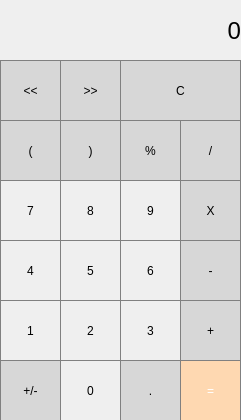
This is Calculator/mainwindow.ui in Digvijay-7/Qt as Qt 5 draws it before an edit. The edited form follows.
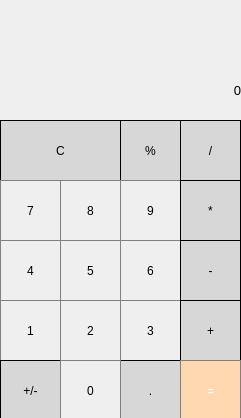
This is the edited form.

Diff of the .ui file:
```diff
--- a/Calculator/mainwindow.ui
+++ b/Calculator/mainwindow.ui
@@ -7,7 +7,7 @@
     <x>0</x>
     <y>0</y>
     <width>241</width>
-    <height>420</height>
+    <height>418</height>
    </rect>
   </property>
   <property name="windowTitle">
@@ -26,14 +26,14 @@
     <property name="geometry">
      <rect>
       <x>0</x>
-      <y>0</y>
+      <y>60</y>
       <width>241</width>
       <height>61</height>
      </rect>
     </property>
     <property name="font">
      <font>
-      <pointsize>18</pointsize>
+      <pointsize>10</pointsize>
      </font>
     </property>
     <property name="text">
@@ -43,57 +43,11 @@
      <set>Qt::AlignRight|Qt::AlignTrailing|Qt::AlignVCenter</set>
     </property>
    </widget>
-   <widget class="QPushButton" name="pushButton">
-    <property name="geometry">
-     <rect>
-      <x>0</x>
-      <y>60</y>
-      <width>61</width>
-      <height>61</height>
-     </rect>
-    </property>
-    <property name="styleSheet">
-     <string notr="true">QPushButton {
-  background-color: rgb(215, 215, 215);
-  border: 1px solid gray;
-}
-QPushButton:pressed {
-    background-color: qlineargradient(x1: 0, y1: 0, x2: 0, y2: 1,
-                                      stop: 0 #BEBEBE, stop: 1 #D7D7D7);
-}</string>
-    </property>
-    <property name="text">
-     <string>&lt;&lt;</string>
-    </property>
-   </widget>
-   <widget class="QPushButton" name="pushButton_rightShift">
-    <property name="geometry">
-     <rect>
-      <x>60</x>
-      <y>60</y>
-      <width>61</width>
-      <height>61</height>
-     </rect>
-    </property>
-    <property name="styleSheet">
-     <string notr="true">QPushButton {
-  background-color: rgb(215, 215, 215);
-  border: 1px solid gray;
-}
-QPushButton:pressed {
-    background-color: qlineargradient(x1: 0, y1: 0, x2: 0, y2: 1,
-                                      stop: 0 #BEBEBE, stop: 1 #D7D7D7);
-}</string>
-    </property>
-    <property name="text">
-     <string>&gt;&gt;</string>
-    </property>
-   </widget>
    <widget class="QPushButton" name="pushButton_Clear">
     <property name="geometry">
      <rect>
-      <x>120</x>
-      <y>60</y>
+      <x>0</x>
+      <y>120</y>
       <width>121</width>
       <height>61</height>
      </rect>
@@ -101,7 +55,7 @@
     <property name="styleSheet">
      <string notr="true">QPushButton {
   background-color: rgb(215, 215, 215);
-  border: 1px solid gray;
+  border: 1px solid black;
 }
 QPushButton:pressed {
     background-color: qlineargradient(x1: 0, y1: 0, x2: 0, y2: 1,
@@ -112,29 +66,6 @@
      <string>C</string>
     </property>
    </widget>
-   <widget class="QPushButton" name="pushButton_rightBracket">
-    <property name="geometry">
-     <rect>
-      <x>60</x>
-      <y>120</y>
-      <width>61</width>
-      <height>61</height>
-     </rect>
-    </property>
-    <property name="styleSheet">
-     <string notr="true">QPushButton {
-  background-color: rgb(215, 215, 215);
-  border: 1px solid gray;
-}
-QPushButton:pressed {
-    background-color: qlineargradient(x1: 0, y1: 0, x2: 0, y2: 1,
-                                      stop: 0 #BEBEBE, stop: 1 #D7D7D7);
-}</string>
-    </property>
-    <property name="text">
-     <string>)</string>
-    </property>
-   </widget>
    <widget class="QPushButton" name="pushButton_Percent">
     <property name="geometry">
      <rect>
@@ -147,7 +78,7 @@
     <property name="styleSheet">
      <string notr="true">QPushButton {
   background-color: rgb(215, 215, 215);
-  border: 1px solid gray;
+  border: 1px solid black;
 }
 QPushButton:pressed {
     background-color: qlineargradient(x1: 0, y1: 0, x2: 0, y2: 1,
@@ -170,7 +101,7 @@
     <property name="styleSheet">
      <string notr="true">QPushButton {
   background-color: rgb(215, 215, 215);
-  border: 1px solid gray;
+  border: 1px solid black;
 }
 QPushButton:pressed {
     background-color: qlineargradient(x1: 0, y1: 0, x2: 0, y2: 1,
@@ -181,30 +112,7 @@
      <string>/</string>
     </property>
    </widget>
-   <widget class="QPushButton" name="pushButton_leftBracket">
-    <property name="geometry">
-     <rect>
-      <x>0</x>
-      <y>120</y>
-      <width>61</width>
-      <height>61</height>
-     </rect>
-    </property>
-    <property name="styleSheet">
-     <string notr="true">QPushButton {
-  background-color: rgb(215, 215, 215);
-  border: 1px solid gray;
-}
-QPushButton:pressed {
-    background-color: qlineargradient(x1: 0, y1: 0, x2: 0, y2: 1,
-                                      stop: 0 #BEBEBE, stop: 1 #D7D7D7);
-}</string>
-    </property>
-    <property name="text">
-     <string>(</string>
-    </property>
-   </widget>
-   <widget class="QPushButton" name="pushButton_08">
+   <widget class="QPushButton" name="pushButton_8">
     <property name="geometry">
      <rect>
       <x>60</x>
@@ -262,7 +170,7 @@
     <property name="styleSheet">
      <string notr="true">QPushButton {
   background-color: rgb(215, 215, 215);
-  border: 1px solid gray;
+  border: 1px solid black;
 }
 QPushButton:pressed {
     background-color: qlineargradient(x1: 0, y1: 0, x2: 0, y2: 1,
@@ -270,7 +178,7 @@
 }</string>
     </property>
     <property name="text">
-     <string>X</string>
+     <string>*</string>
     </property>
    </widget>
    <widget class="QPushButton" name="pushButton_07">
@@ -354,7 +262,7 @@
     <property name="styleSheet">
      <string notr="true">QPushButton {
   background-color: rgb(215, 215, 215);
-  border: 1px solid gray;
+  border: 1px solid black;
 }
 QPushButton:pressed {
     background-color: qlineargradient(x1: 0, y1: 0, x2: 0, y2: 1,
@@ -423,7 +331,7 @@
     <property name="styleSheet">
      <string notr="true">QPushButton {
   background-color: rgb(215, 215, 215);
-  border: 1px solid gray;
+  border: 1px solid black;
 }
 QPushButton:pressed {
     background-color: qlineargradient(x1: 0, y1: 0, x2: 0, y2: 1,
@@ -469,7 +377,7 @@
     <property name="styleSheet">
      <string notr="true">QPushButton {
   background-color: rgb(215, 215, 215);
-  border: 1px solid gray;
+  border: 1px solid black;
 }
 QPushButton:pressed {
     background-color: qlineargradient(x1: 0, y1: 0, x2: 0, y2: 1,
@@ -512,7 +420,7 @@
     <property name="styleSheet">
      <string notr="true">QPushButton {
   background-color: rgb(215, 215, 215);
-  border: 1px solid gray;
+  border: 1px solid black;
 }
 QPushButton:pressed {
     background-color: qlineargradient(x1: 0, y1: 0, x2: 0, y2: 1,
@@ -569,6 +477,25 @@
      <string>2</string>
     </property>
    </widget>
+   <widget class="QLabel" name="label_2">
+    <property name="geometry">
+     <rect>
+      <x>0</x>
+      <y>0</y>
+      <width>241</width>
+      <height>61</height>
+     </rect>
+    </property>
+    <property name="font">
+     <font>
+      <pointsize>15</pointsize>
+      <bold>true</bold>
+     </font>
+    </property>
+    <property name="text">
+     <string/>
+    </property>
+   </widget>
   </widget>
  </widget>
  <resources/>
```
Left out of the diff: 19 changed lines with no effect on the pictures.
